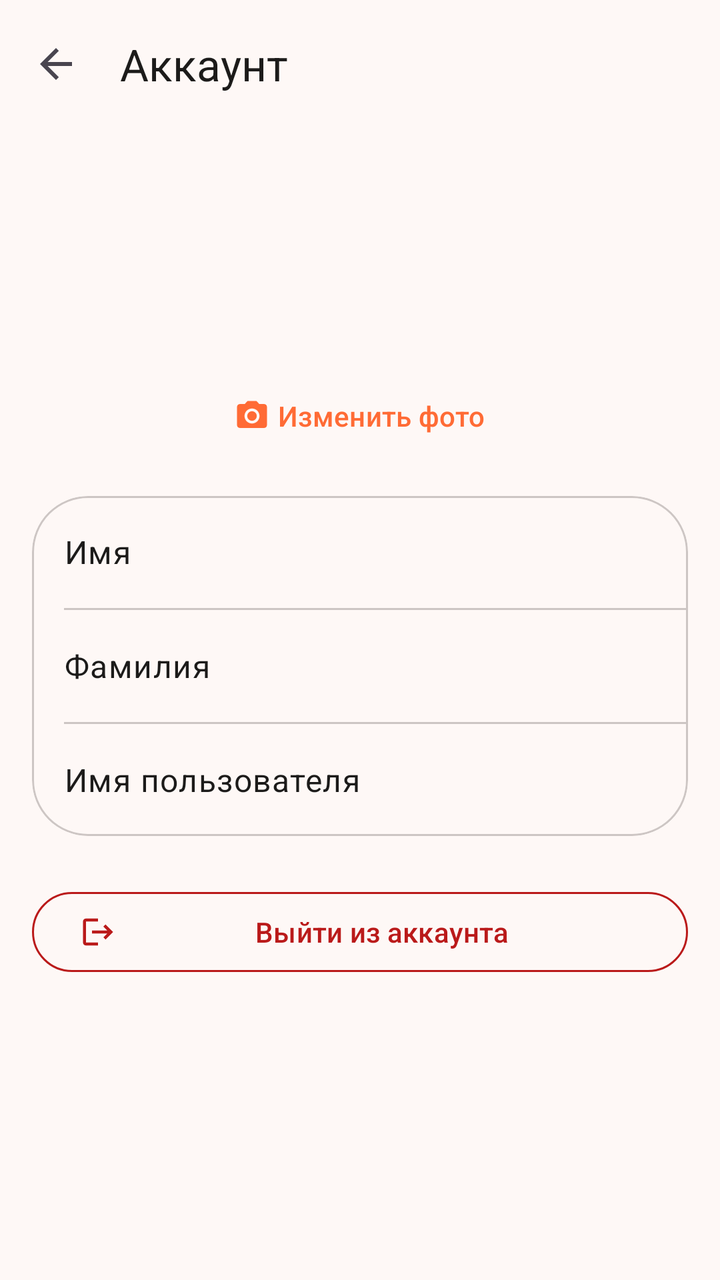
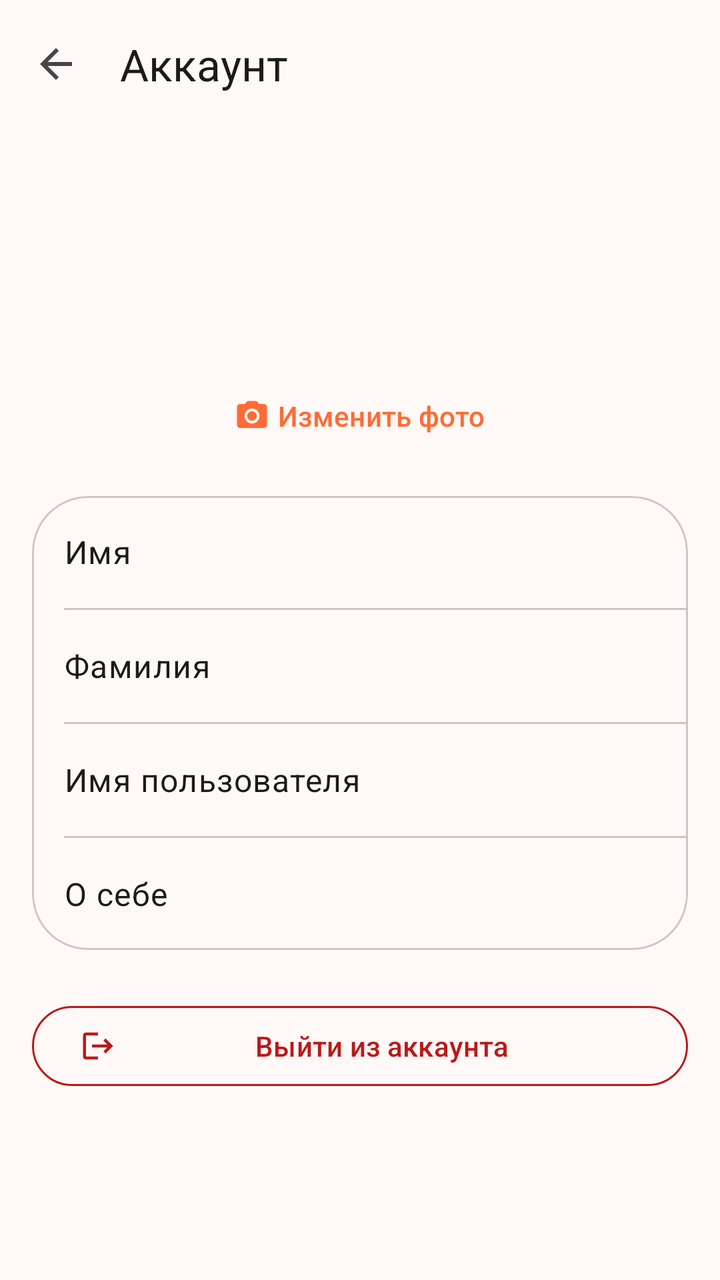

Screens rendered from an Android XML layout before and after an edit, with the pre-edit source and the edit as a unified diff.
<!-- AndroidManifest.xml: activity theme Theme.BarkfluffClientAndroid -->
<!-- res/layout/activity_account_settings.xml -->
<?xml version="1.0" encoding="utf-8"?>
<androidx.coordinatorlayout.widget.CoordinatorLayout xmlns:android="http://schemas.android.com/apk/res/android"
    xmlns:app="http://schemas.android.com/apk/res-auto"
    android:layout_width="match_parent"
    android:layout_height="match_parent"
    android:fitsSystemWindows="true">

    <com.google.android.material.appbar.AppBarLayout
        android:id="@+id/appBarLayout"
        android:layout_width="match_parent"
        android:layout_height="wrap_content"
        android:background="?attr/colorSurface">

        <com.google.android.material.appbar.MaterialToolbar
            android:id="@+id/toolbar"
            android:layout_width="match_parent"
            android:layout_height="?attr/actionBarSize"
            app:navigationIcon="@drawable/ic_back"
            app:title="Аккаунт"
            app:titleTextAppearance="?attr/textAppearanceTitleLarge"
            app:titleTextColor="?attr/colorOnSurface" />

    </com.google.android.material.appbar.AppBarLayout>

    <androidx.core.widget.NestedScrollView
        android:layout_width="match_parent"
        android:layout_height="match_parent"
        app:layout_behavior="@string/appbar_scrolling_view_behavior">

        <LinearLayout
            android:layout_width="match_parent"
            android:layout_height="wrap_content"
            android:orientation="vertical"
            android:padding="16dp">

            
            <LinearLayout
                android:layout_width="match_parent"
                android:layout_height="wrap_content"
                android:gravity="center_horizontal"
                android:orientation="vertical">

                <FrameLayout
                    android:layout_width="96dp"
                    android:layout_height="96dp">

                    <com.google.android.material.imageview.ShapeableImageView
                        android:id="@+id/avatarImage"
                        android:layout_width="96dp"
                        android:layout_height="96dp"
                        android:scaleType="centerCrop"
                        android:visibility="gone"
                        app:shapeAppearanceOverlay="@style/ShapeAppearanceOverlay.App.CornerSize50Percent" />

                    <TextView
                        android:id="@+id/avatarPlaceholder"
                        android:layout_width="96dp"
                        android:layout_height="96dp"
                        android:gravity="center"
                        android:textColor="@android:color/white"
                        android:textSize="36sp"
                        android:textStyle="bold"
                        android:visibility="visible" />

                </FrameLayout>

                <com.google.android.material.button.MaterialButton
                    android:id="@+id/buttonChangePhoto"
                    style="@style/Widget.Material3.Button.TextButton"
                    android:layout_width="wrap_content"
                    android:layout_height="wrap_content"
                    android:layout_marginTop="8dp"
                    android:text="Изменить фото"
                    app:icon="@drawable/ic_camera" />

            </LinearLayout>

            <android.widget.Space
                android:layout_width="match_parent"
                android:layout_height="16dp" />

            
            <com.google.android.material.card.MaterialCardView
                android:layout_width="match_parent"
                android:layout_height="wrap_content"
                app:cardBackgroundColor="?attr/colorSurfaceContainerLow"
                app:cardCornerRadius="28dp"
                app:cardElevation="0dp"
                app:strokeColor="?attr/colorOutlineVariant"
                app:strokeWidth="1dp">

                <LinearLayout
                    android:layout_width="match_parent"
                    android:layout_height="wrap_content"
                    android:orientation="vertical">

                    
                    <LinearLayout
                        android:id="@+id/itemFirstName"
                        android:layout_width="match_parent"
                        android:layout_height="56dp"
                        android:background="?attr/selectableItemBackground"
                        android:gravity="center_vertical"
                        android:orientation="horizontal"
                        android:paddingHorizontal="16dp">

                        <TextView
                            android:layout_width="0dp"
                            android:layout_height="wrap_content"
                            android:layout_weight="1"
                            android:text="Имя"
                            android:textAppearance="?attr/textAppearanceBodyLarge"
                            android:textColor="?attr/colorOnSurface" />

                        <TextView
                            android:id="@+id/textFirstName"
                            android:layout_width="wrap_content"
                            android:layout_height="wrap_content"
                            android:textAppearance="?attr/textAppearanceBodyMedium"
                            android:textColor="?attr/colorOnSurfaceVariant" />

                    </LinearLayout>

                    <com.google.android.material.divider.MaterialDivider
                        android:layout_width="match_parent"
                        android:layout_height="wrap_content"
                        android:layout_marginStart="16dp" />

                    
                    <LinearLayout
                        android:id="@+id/itemLastName"
                        android:layout_width="match_parent"
                        android:layout_height="56dp"
                        android:background="?attr/selectableItemBackground"
                        android:gravity="center_vertical"
                        android:orientation="horizontal"
                        android:paddingHorizontal="16dp">

                        <TextView
                            android:layout_width="0dp"
                            android:layout_height="wrap_content"
                            android:layout_weight="1"
                            android:text="Фамилия"
                            android:textAppearance="?attr/textAppearanceBodyLarge"
                            android:textColor="?attr/colorOnSurface" />

                        <TextView
                            android:id="@+id/textLastName"
                            android:layout_width="wrap_content"
                            android:layout_height="wrap_content"
                            android:textAppearance="?attr/textAppearanceBodyMedium"
                            android:textColor="?attr/colorOnSurfaceVariant" />

                    </LinearLayout>


                    <com.google.android.material.divider.MaterialDivider
                        android:layout_width="match_parent"
                        android:layout_height="wrap_content"
                        android:layout_marginStart="16dp" />

                    
                    <LinearLayout
                        android:id="@+id/itemUsername"
                        android:layout_width="match_parent"
                        android:layout_height="56dp"
                        android:background="?attr/selectableItemBackground"
                        android:gravity="center_vertical"
                        android:orientation="horizontal"
                        android:paddingHorizontal="16dp">

                        <TextView
                            android:layout_width="0dp"
                            android:layout_height="wrap_content"
                            android:layout_weight="1"
                            android:text="Имя пользователя"
                            android:textAppearance="?attr/textAppearanceBodyLarge"
                            android:textColor="?attr/colorOnSurface" />

                        <TextView
                            android:id="@+id/textUsername"
                            android:layout_width="wrap_content"
                            android:layout_height="wrap_content"
                            android:textAppearance="?attr/textAppearanceBodyMedium"
                            android:textColor="?attr/colorOnSurfaceVariant" />

                    </LinearLayout>

                </LinearLayout>

            </com.google.android.material.card.MaterialCardView>

            <android.widget.Space
                android:layout_width="match_parent"
                android:layout_height="24dp" />

            
            <com.google.android.material.button.MaterialButton
                android:id="@+id/buttonLogout"
                style="@style/Widget.Material3.Button.OutlinedButton"
                android:layout_width="match_parent"
                android:layout_height="wrap_content"
                android:text="Выйти из аккаунта"
                android:textColor="?attr/colorError"
                app:icon="@drawable/ic_logout"
                app:iconTint="?attr/colorError"
                app:strokeColor="?attr/colorError" />

            <android.widget.Space
                android:layout_width="match_parent"
                android:layout_height="150dp" />

        </LinearLayout>

    </androidx.core.widget.NestedScrollView>

</androidx.coordinatorlayout.widget.CoordinatorLayout>
<!-- resources referenced by this layout -->
<resources>
  <!-- drawable ic_back (drawable) -->
  <vector xmlns:android="http://schemas.android.com/apk/res/android"
      android:width="24dp"
      android:height="24dp"
      android:viewportWidth="24"
      android:viewportHeight="24"
      android:tint="?attr/colorControlNormal">
    <path
        android:fillColor="@android:color/white"
        android:pathData="M20,11H7.83l5.59,-5.59L12,4l-8,8 8,8 1.41,-1.41L7.83,13H20v-2z"/>
  </vector>
  <!-- drawable ic_camera (drawable) -->
  <?xml version="1.0" encoding="utf-8"?>
  <vector xmlns:android="http://schemas.android.com/apk/res/android"
      android:width="24dp"
      android:height="24dp"
      android:viewportWidth="24"
      android:viewportHeight="24">
      <path
          android:fillColor="?attr/colorOnSurface"
          android:pathData="M12,12m-3.2,0a3.2,3.2 0,1 1,6.4 0a3.2,3.2 0,1 1,-6.4 0"/>
      <path
          android:fillColor="?attr/colorOnSurface"
          android:pathData="M9,2L7.17,4H4c-1.1,0 -2,0.9 -2,2v12c0,1.1 0.9,2 2,2h16c1.1,0 2,-0.9 2,-2V6c0,-1.1 -0.9,-2 -2,-2h-3.17L15,2H9zM12,17c-2.76,0 -5,-2.24 -5,-5s2.24,-5 5,-5 5,2.24 5,5 -2.24,5 -5,5z"/>
  </vector>
  <!-- drawable ic_logout (drawable) -->
  <?xml version="1.0" encoding="utf-8"?>
  <vector xmlns:android="http://schemas.android.com/apk/res/android"
      android:width="24dp"
      android:height="24dp"
      android:viewportWidth="24"
      android:viewportHeight="24">
      <path
          android:fillColor="?attr/colorOnSurface"
          android:pathData="M17,7l-1.41,1.41L18.17,11H8v2h10.17l-2.58,2.58L17,17l5,-5zM4,5h8V3H4c-1.1,0 -2,0.9 -2,2v14c0,1.1 0.9,2 2,2h8v-2H4V5z"/>
  </vector>
  <style name="ShapeAppearanceOverlay.App.CornerSize50Percent" parent="">
          <item name="cornerSize">50%</item>
      </style>
  <style name="Theme.BarkfluffClientAndroid" parent="Base.Theme.BarkfluffClientAndroid" />
  <color name="primary">#FF6B35</color>
  <color name="on_primary">#FFFFFF</color>
  <color name="primary_container">#FFDAD0</color>
  <color name="on_primary_container">#4A2000</color>
  <color name="secondary">#2196F3</color>
  <color name="on_secondary">#FFFFFF</color>
  <color name="secondary_container">#D0E4FF</color>
  <color name="on_secondary_container">#001F3A</color>
  <color name="tertiary">#03DAC6</color>
  <color name="on_tertiary">#000000</color>
  <color name="tertiary_container">#00E5D2</color>
  <color name="on_tertiary_container">#00202A</color>
  <color name="error">#BA1A1A</color>
  <color name="on_error">#FFFFFF</color>
  <color name="error_container">#FFDAD6</color>
  <color name="on_error_container">#410002</color>
  <color name="surface">#FEF8F6</color>
  <color name="on_surface">#1C1B1A</color>
  <color name="on_surface_variant">#494544</color>
  <color name="surface_container_lowest">#FFFFFF</color>
  <color name="surface_container_low">#FEF8F6</color>
  <color name="surface_container">#F0F0F0</color>
  <color name="surface_container_high">#E8E8E8</color>
  <color name="surface_container_highest">#E2E2E2</color>
  <color name="outline">#7C7775</color>
  <color name="outline_variant">#CDC6C4</color>
  <color name="background">#FEF8F6</color>
  <color name="on_background">#1C1B1A</color>
  <color name="inverse_surface">#31302E</color>
  <color name="inverse_on_surface">#F5F0EE</color>
  <color name="inverse_primary">#FFB5A0</color>
  <!-- unchanged entries left out for length: 1 -->
</resources>

<!-- the commit's change to res/layout/activity_account_settings.xml (unified diff, before → after) -->
@@ -186,6 +186,42 @@
 
                     </LinearLayout>
 
+                    <com.google.android.material.divider.MaterialDivider
+                        android:layout_width="match_parent"
+                        android:layout_height="wrap_content"
+                        android:layout_marginStart="16dp" />
+
+                    
+                    <LinearLayout
+                        android:id="@+id/itemBio"
+                        android:layout_width="match_parent"
+                        android:layout_height="56dp"
+                        android:background="?attr/selectableItemBackground"
+                        android:gravity="center_vertical"
+                        android:orientation="horizontal"
+                        android:paddingHorizontal="16dp">
+
+                        <TextView
+                            android:layout_width="wrap_content"
+                            android:layout_height="wrap_content"
+                            android:text="О себе"
+                            android:textAppearance="?attr/textAppearanceBodyLarge"
+                            android:textColor="?attr/colorOnSurface" />
+
+                        <TextView
+                            android:id="@+id/textBio"
+                            android:layout_width="0dp"
+                            android:layout_height="wrap_content"
+                            android:layout_weight="1"
+                            android:layout_marginStart="16dp"
+                            android:ellipsize="end"
+                            android:maxLines="1"
+                            android:gravity="end"
+                            android:textAppearance="?attr/textAppearanceBodyMedium"
+                            android:textColor="?attr/colorOnSurfaceVariant" />
+
+                    </LinearLayout>
+
                 </LinearLayout>
 
             </com.google.android.material.card.MaterialCardView>
